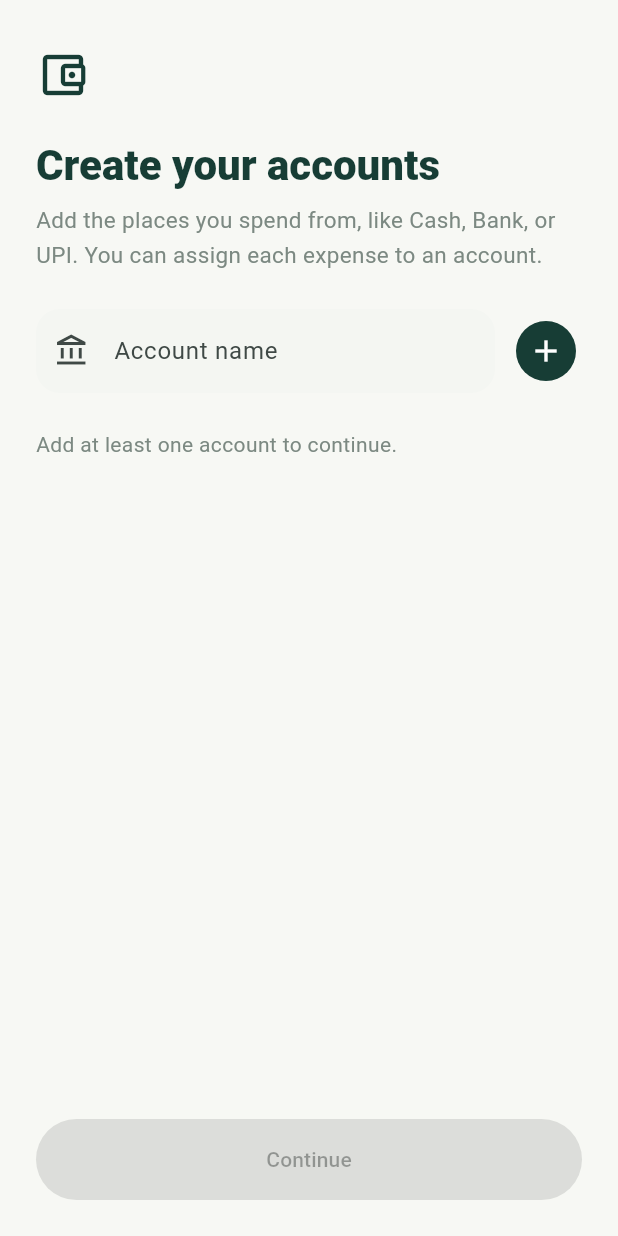
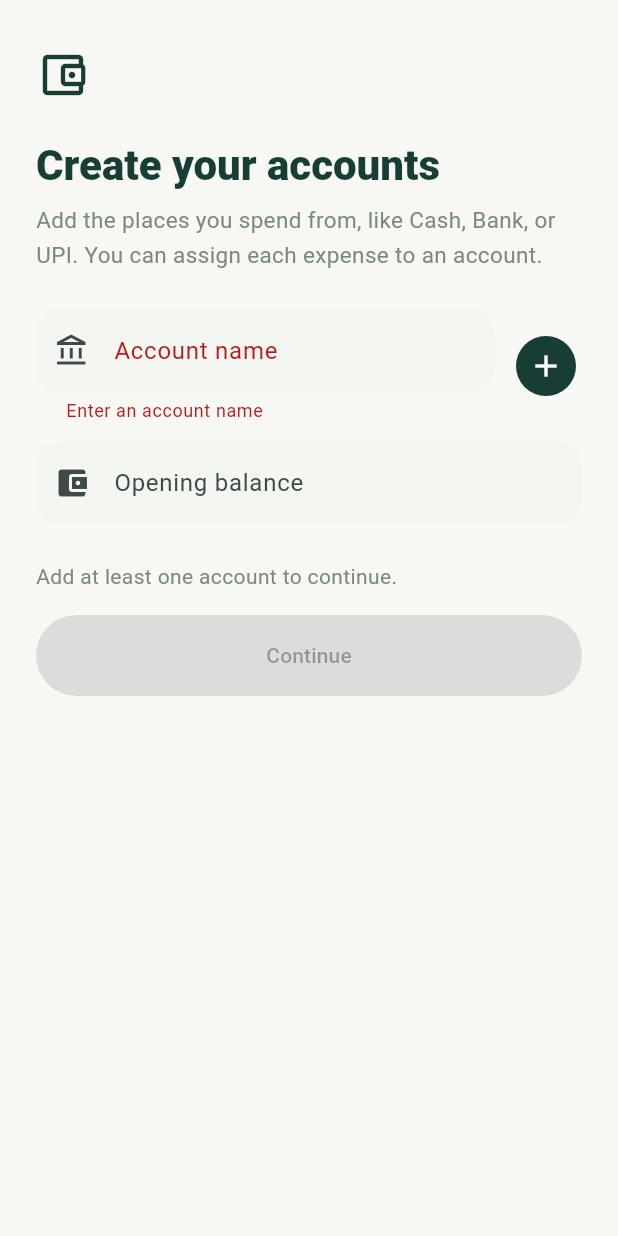
Before and after one commit to Muthuraj5107220/KanakkuNote, a Flutter app: the screen it shows after launch, after a tap on "Next", after a tap on the "add" icon, on a phone screen of 412 x 824 dp. Run offline on Flutter 3.47's test engine with Material 3 defaults, Android fonts, the phone set to English and light mode, and no system bars; our stand-ins replace shared_preferences, sqflite; accounts and stored records are empty.

Commit message:
Add account opening balances and setup flow
Persist account opening balances and validate setup inputs. Cover account creation, welcome navigation, and database migration with widget and storage tests.

Co-authored-by: Copilot <223556219+Copilot@users.noreply.github.com>

```diff
--- a/lib/main.dart
+++ b/lib/main.dart
@@ -69,10 +69,12 @@ class _KanakkuNoteAppState extends State<KanakkuNoteApp> {
     }
   }
 
-  void _completeAccountSetup(List<ExpenseAccount> accounts) {
+  Future<void> _completeAccountSetup(List<ExpenseAccount> accounts) async {
     if (accounts.isEmpty) return;
+    final savedAccounts = await _storage.loadAccounts();
+    if (savedAccounts.isEmpty) return;
     setState(() {
-      _accountsOverride = accounts;
+      _accountsOverride = savedAccounts;
       _pageOverride = _AppPage.expenses;
     });
   }
--- a/lib/models/expense.dart
+++ b/lib/models/expense.dart
@@ -31,10 +31,15 @@ class ExpenseCategory {
 }
 
 class ExpenseAccount {
-  const ExpenseAccount({required this.id, required this.name});
+  const ExpenseAccount({
+    required this.id,
+    required this.name,
+    this.openingBalancePaise = 0,
+  });
 
   final String id;
   final String name;
+  final int openingBalancePaise;
 }
 
 class Expense {
--- a/lib/screens/account_setup_screen.dart
+++ b/lib/screens/account_setup_screen.dart
@@ -1,4 +1,5 @@
 import 'package:flutter/material.dart';
+import 'package:intl/intl.dart';
 
 import '../models/expense.dart';
 import '../services/expense_storage.dart';
@@ -14,34 +15,64 @@ class AccountSetupScreen extends StatefulWidget {
 
   final ExpenseStorage storage;
   final List<ExpenseAccount> initialAccounts;
-  final ValueChanged<List<ExpenseAccount>> onContinue;
+  final Future<void> Function(List<ExpenseAccount> accounts) onContinue;
 
   @override
   State<AccountSetupScreen> createState() => _AccountSetupScreenState();
 }
 
 class _AccountSetupScreenState extends State<AccountSetupScreen> {
+  final _formKey = GlobalKey<FormState>();
   final _nameController = TextEditingController();
+  final _openingBalanceController = TextEditingController();
   late final List<ExpenseAccount> _accounts = [...widget.initialAccounts];
   bool _saving = false;
+  bool _continuing = false;
+
+  static final _currencyFormat = NumberFormat.currency(
+    locale: 'en_IN',
+    symbol: '₹',
+    decimalDigits: 2,
+  );
 
   @override
   void dispose() {
     _nameController.dispose();
+    _openingBalanceController.dispose();
     super.dispose();
   }
 
+  int? _parseOpeningBalance(String value) {
+    final normalized = value.trim().replaceAll(',', '');
+    if (normalized.isEmpty) return 0;
+    if (!RegExp(r'^\d+(\.\d{1,2})?$').hasMatch(normalized)) return null;
+
+    final parts = normalized.split('.');
+    final rupees = int.tryParse(parts.first);
+    if (rupees == null) return null;
+    final paise = parts.length == 1
+        ? 0
+        : int.parse(parts.last.padRight(2, '0'));
+    return rupees * 100 + paise;
+  }
+
   Future<void> _addAccount() async {
-    final name = _nameController.text.trim();
-    if (name.isEmpty || _saving) return;
+    if (_saving || !_formKey.currentState!.validate()) return;
+    final openingBalancePaise = _parseOpeningBalance(
+      _openingBalanceController.text,
+    )!;
 
     setState(() => _saving = true);
     try {
-      final account = await widget.storage.addAccount(name);
+      final account = await widget.storage.addAccount(
+        _nameController.text.trim(),
+        openingBalancePaise: openingBalancePaise,
+      );
       if (!mounted) return;
       setState(() {
         _accounts.add(account);
         _nameController.clear();
+        _openingBalanceController.clear();
       });
     } catch (error) {
       if (mounted) {
@@ -54,16 +85,75 @@ class _AccountSetupScreenState extends State<AccountSetupScreen> {
     }
   }
 
+  Future<void> _continue() async {
+    if (_accounts.isEmpty || _saving || _continuing) return;
+    _continuing = true;
+    try {
+      await widget.onContinue(_accounts);
+    } catch (error) {
+      if (mounted) {
+        ScaffoldMessenger.of(
+          context,
+        ).showSnackBar(SnackBar(content: Text('Could not continue: $error')));
+      }
+    } finally {
+      _continuing = false;
+    }
+  }
+
+  Widget _accountCard(ExpenseAccount account) {
+    return Container(
+      padding: const EdgeInsets.symmetric(horizontal: 16, vertical: 13),
+      decoration: BoxDecoration(
+        color: Colors.white,
+        borderRadius: BorderRadius.circular(16),
+        border: Border.all(color: expenseLine),
+      ),
+      child: Row(
+        children: [
+          const Icon(Icons.account_balance_outlined, color: expenseInk),
+          const SizedBox(width: 12),
+          Expanded(
+            child: Column(
+              crossAxisAlignment: CrossAxisAlignment.start,
+              children: [
+                Text(
+                  account.name,
+                  style: const TextStyle(
+                    color: expenseInk,
+                    fontWeight: FontWeight.w700,
+                  ),
+                ),
+                const SizedBox(height: 3),
+                Text(
+                  'Opening balance: ${_currencyFormat.format(account.openingBalancePaise / 100)}',
+                  style: const TextStyle(color: expenseMuted, fontSize: 12),
+                ),
+              ],
+            ),
+          ),
+          const Icon(Icons.check_circle, color: expenseInk, size: 20),
+        ],
+      ),
+    );
+  }
+
   @override
   Widget build(BuildContext context) {
     return Scaffold(
       body: SafeArea(
+        child: LayoutBuilder(
+          builder: (context, constraints) => SingleChildScrollView(
             child: Center(
               child: ConstrainedBox(
-            constraints: const BoxConstraints(maxWidth: 520),
+                constraints: BoxConstraints(
+                  maxWidth: 520,
+                  minHeight: constraints.maxHeight,
+                ),
                 child: Padding(
                   padding: const EdgeInsets.fromLTRB(24, 32, 24, 24),
                   child: Column(
+                    mainAxisSize: MainAxisSize.min,
                     crossAxisAlignment: CrossAxisAlignment.start,
                     children: [
                       const Icon(
@@ -74,15 +164,16 @@ class _AccountSetupScreenState extends State<AccountSetupScreen> {
                       const SizedBox(height: 24),
                       Text(
                         'Create your accounts',
-                    style: Theme.of(context).textTheme.headlineMedium?.copyWith(
+                        style: Theme.of(context).textTheme.headlineMedium
+                            ?.copyWith(
                               color: expenseInk,
                               fontWeight: FontWeight.w800,
                             ),
                       ),
                       const SizedBox(height: 8),
                       const Text(
-                    'Add the places you spend from, like Cash, Bank, or UPI. '
-                    'You can assign each expense to an account.',
+                        'Add the places you spend from, like Cash, Bank, or '
+                        'UPI. You can assign each expense to an account.',
                         style: TextStyle(
                           color: expenseMuted,
                           fontSize: 15,
@@ -90,19 +181,29 @@ class _AccountSetupScreenState extends State<AccountSetupScreen> {
                         ),
                       ),
                       const SizedBox(height: 24),
+                      Form(
+                        key: _formKey,
+                        child: Column(
+                          children: [
                             Row(
                               children: [
                                 Expanded(
-                        child: TextField(
+                                  child: TextFormField(
                                     controller: _nameController,
-                          textCapitalization: TextCapitalization.words,
-                          textInputAction: TextInputAction.done,
-                          onSubmitted: (_) => _addAccount(),
+                                    textCapitalization:
+                                        TextCapitalization.words,
+                                    textInputAction: TextInputAction.next,
                                     decoration: const InputDecoration(
                                       labelText: 'Account name',
                                       hintText: 'e.g. Cash',
-                            prefixIcon: Icon(Icons.account_balance_outlined),
+                                      prefixIcon: Icon(
+                                        Icons.account_balance_outlined,
                                       ),
+                                    ),
+                                    validator: (value) =>
+                                        value == null || value.trim().isEmpty
+                                        ? 'Enter an account name'
+                                        : null,
                                   ),
                                 ),
                                 const SizedBox(width: 10),
@@ -113,6 +214,29 @@ class _AccountSetupScreenState extends State<AccountSetupScreen> {
                                 ),
                               ],
                             ),
+                            const SizedBox(height: 12),
+                            TextFormField(
+                              controller: _openingBalanceController,
+                              keyboardType:
+                                  const TextInputType.numberWithOptions(
+                                    decimal: true,
+                                  ),
+                              textInputAction: TextInputAction.done,
+                              onFieldSubmitted: (_) => _addAccount(),
+                              decoration: const InputDecoration(
+                                labelText: 'Opening balance',
+                                hintText: '0.00',
+                                prefixText: '₹ ',
+                                prefixIcon: Icon(Icons.account_balance_wallet),
+                              ),
+                              validator: (value) =>
+                                  _parseOpeningBalance(value ?? '') == null
+                                  ? 'Enter a valid non-negative amount'
+                                  : null,
+                            ),
+                          ],
+                        ),
+                      ),
                       const SizedBox(height: 8),
                       if (_accounts.isEmpty)
                         const Padding(
@@ -122,53 +246,16 @@ class _AccountSetupScreenState extends State<AccountSetupScreen> {
                             style: TextStyle(color: expenseMuted),
                           ),
                         )
-                  else
-                    Expanded(
-                      child: ListView.separated(
-                        padding: const EdgeInsets.only(top: 12),
-                        itemCount: _accounts.length,
-                        separatorBuilder: (context, index) =>
-                            const SizedBox(height: 8),
-                        itemBuilder: (context, index) {
-                          final account = _accounts[index];
-                          return Container(
-                            padding: const EdgeInsets.symmetric(
-                              horizontal: 16,
-                              vertical: 13,
+                      else ...[
+                        const SizedBox(height: 12),
+                        for (var index = 0; index < _accounts.length; index++)
+                          Padding(
+                            padding: EdgeInsets.only(
+                              bottom: index == _accounts.length - 1 ? 0 : 8,
                             ),
-                            decoration: BoxDecoration(
-                              color: Colors.white,
-                              borderRadius: BorderRadius.circular(16),
-                              border: Border.all(color: expenseLine),
-                            ),
-                            child: Row(
-                              children: [
-                                const Icon(
-                                  Icons.account_balance_outlined,
-                                  color: expenseInk,
-                                ),
-                                const SizedBox(width: 12),
-                                Expanded(
-                                  child: Text(
-                                    account.name,
-                                    style: const TextStyle(
-                                      color: expenseInk,
-                                      fontWeight: FontWeight.w700,
-                                    ),
-                                  ),
-                                ),
-                                const Icon(
-                                  Icons.check_circle,
-                                  color: expenseInk,
-                                  size: 20,
+                            child: _accountCard(_accounts[index]),
                           ),
                       ],
-                            ),
-                          );
-                        },
-                      ),
-                    ),
-                  if (_accounts.isEmpty) const Spacer(),
                       const SizedBox(height: 16),
                       SizedBox(
                         width: double.infinity,
@@ -176,7 +263,7 @@ class _AccountSetupScreenState extends State<AccountSetupScreen> {
                         child: FilledButton(
                           onPressed: _accounts.isEmpty || _saving
                               ? null
-                          : () => widget.onContinue(_accounts),
+                              : _continue,
                           child: const Text('Continue'),
                         ),
                       ),
@@ -186,6 +273,8 @@ class _AccountSetupScreenState extends State<AccountSetupScreen> {
               ),
             ),
           ),
+        ),
+      ),
     );
   }
 }
--- a/lib/services/expense_storage.dart
+++ b/lib/services/expense_storage.dart
@@ -27,7 +27,7 @@ class ExpenseStorage {
     final database = await _databaseFactory.openDatabase(
       resolvedPath,
       options: OpenDatabaseOptions(
-        version: 1,
+        version: 2,
         onConfigure: (database) async {
           await database.execute('PRAGMA foreign_keys = ON');
         },
@@ -35,7 +35,8 @@ class ExpenseStorage {
           await database.execute('''
             CREATE TABLE accounts (
               id TEXT PRIMARY KEY,
-              name TEXT NOT NULL COLLATE NOCASE UNIQUE
+              name TEXT NOT NULL COLLATE NOCASE UNIQUE,
+              opening_balance_paise INTEGER NOT NULL DEFAULT 0
             )
           ''');
           await database.execute('''
@@ -53,6 +54,14 @@ class ExpenseStorage {
           await database.execute(
             'CREATE INDEX expenses_date_idx ON expenses(date)',
           );
+        },
+        onUpgrade: (database, oldVersion, newVersion) async {
+          if (oldVersion < 2) {
+            await database.execute(
+              'ALTER TABLE accounts ADD COLUMN '
+              'opening_balance_paise INTEGER NOT NULL DEFAULT 0',
+            );
+          }
         },
       ),
     );
@@ -126,22 +135,38 @@ class ExpenseStorage {
           (row) => ExpenseAccount(
             id: row['id'] as String,
             name: row['name'] as String,
+            openingBalancePaise: row['opening_balance_paise'] as int,
           ),
         )
         .toList(growable: false);
   }
 
-  Future<ExpenseAccount> addAccount(String name) async {
+  Future<ExpenseAccount> addAccount(
+    String name, {
+    int openingBalancePaise = 0,
+  }) async {
     final normalizedName = name.trim();
     if (normalizedName.isEmpty) {
       throw ArgumentError.value(name, 'name', 'Account name cannot be empty.');
     }
+    if (openingBalancePaise < 0) {
+      throw ArgumentError.value(
+        openingBalancePaise,
+        'openingBalancePaise',
+        'Opening balance cannot be negative.',
+      );
+    }
     final account = ExpenseAccount(
       id: DateTime.now().microsecondsSinceEpoch.toString(),
       name: normalizedName,
+      openingBalancePaise: openingBalancePaise,
     );
     final database = await _openDatabase();
-    await database.insert('accounts', {'id': account.id, 'name': account.name});
+    await database.insert('accounts', {
+      'id': account.id,
+      'name': account.name,
+      'opening_balance_paise': account.openingBalancePaise,
+    });
     return account;
   }
 
```
Also changed, not shown: 1 other file. Lines whose indentation alone changed are shown as unchanged.
